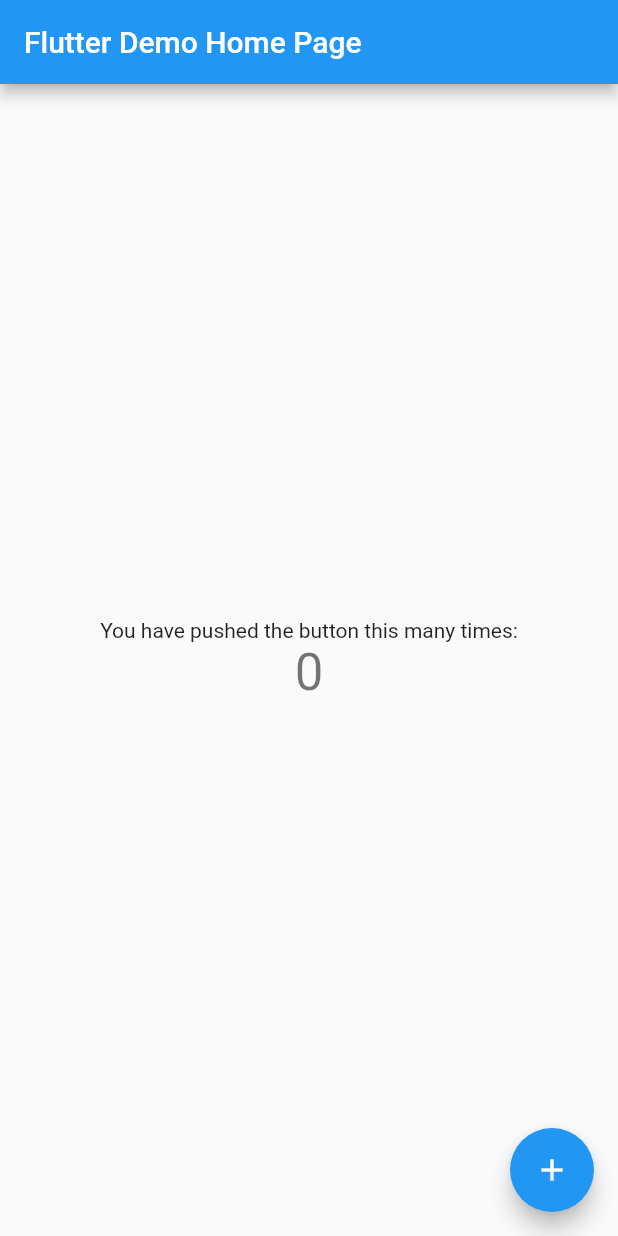
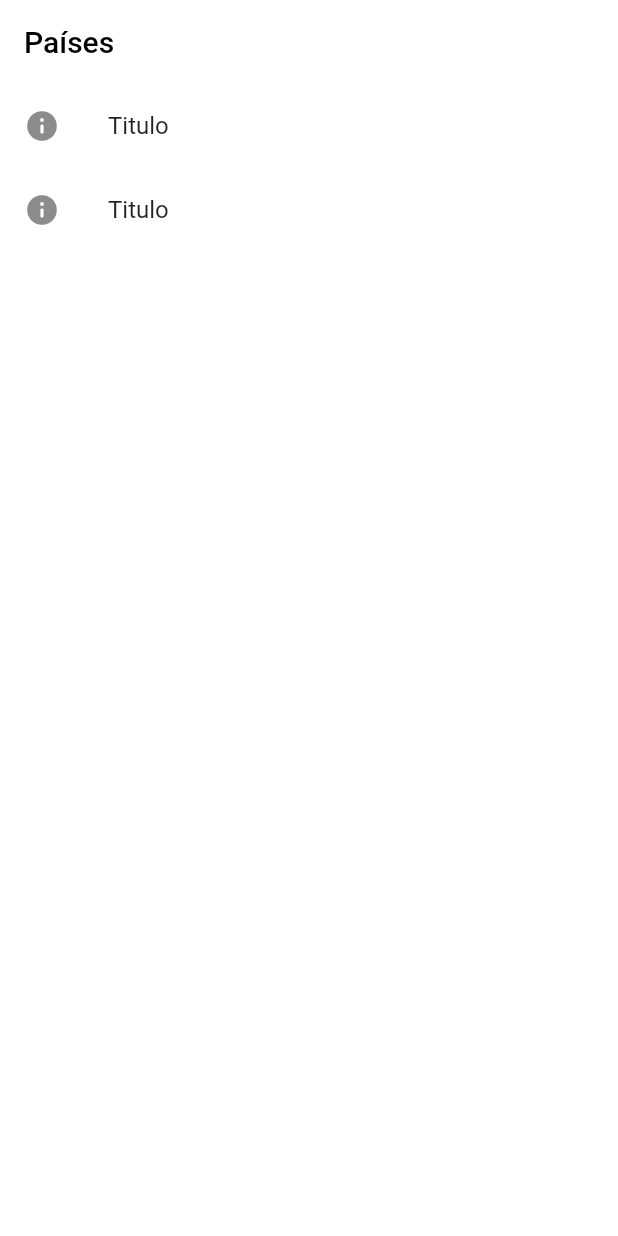
Before and after one commit to yuran09/rest_countries_app, a Flutter app: the screen it shows after launch, on a phone screen of 412 x 824 dp. Run offline on Flutter 3.47's test engine with Material 2 defaults, Android fonts, the phone set to English and light mode, and no system bars; our stand-ins replace dio; statements that could not run were skipped.

Commit message:
testing list

```diff
--- /dev/null
+++ b/lib/constants/api_constants.dart
@@ -0,0 +1,3 @@
+const String apiUrl = "https://restcountries.com/v3.1";
+const String nameUrl = "/name";
+const String subRegionUrl = "/subregion";
--- /dev/null
+++ b/lib/constants/models/Country.dart
@@ -0,0 +1,29 @@
+class Country {
+  final String name;
+  final String flagUrl;
+  final String capital;
+  final String region;
+  final String subRegion;
+  final String population;
+  final String area;
+  final String timezone;
+  final String nativeName;
+
+  factory Country.fromJson(Map<String, dynamic> json){
+    return Country(
+        name: json['name'],
+        flagUrl: json['flags']['png'],
+        capital: json[''],
+        region: json[''],
+        subRegion: json[''],
+        population: json[''],
+        area: json[''],
+        timezone: json[''],
+        nativeName: json['']
+    );
+  }
+
+  Country(this.name, this.flagUrl, this.capital, this.region, this.subRegion,
+      this.population, this.area, this.timezone, this.nativeName);
+
+}
--- a/lib/main.dart
+++ b/lib/main.dart
@@ -1,4 +1,7 @@
 import 'package:flutter/material.dart';
+import 'package:provider/provider.dart';
+
+import 'providers/countryProvider.dart';
 
 void main() {
   runApp(const MyApp());
@@ -10,37 +13,24 @@ class MyApp extends StatelessWidget {
   // This widget is the root of your application.
   @override
   Widget build(BuildContext context) {
-    return MaterialApp(
-      title: 'Flutter Demo',
-      theme: ThemeData(
-        // This is the theme of your application.
-        //
-        // Try running your application with "flutter run". You'll see the
-        // application has a blue toolbar. Then, without quitting the app, try
-        // changing the primarySwatch below to Colors.green and then invoke
-        // "hot reload" (press "r" in the console where you ran "flutter run",
-        // or simply save your changes to "hot reload" in a Flutter IDE).
-        // Notice that the counter didn't reset back to zero; the application
-        // is not restarted.
-        primarySwatch: Colors.blue,
+    return MultiProvider(
+      providers:[
+        ChangeNotifierProvider(create: (_) => CountryProvider()),
+      ],
+      child:MaterialApp(
+        title: 'RestCountries',
+        theme: ThemeData(
+            primarySwatch: Colors.cyan,
+            canvasColor: Colors.white
+        ),
+        home: const MyHomePage(title: 'Países'),
       ),
-      home: const MyHomePage(title: 'Flutter Demo Home Page'),
     );
   }
 }
 
 class MyHomePage extends StatefulWidget {
   const MyHomePage({Key? key, required this.title}) : super(key: key);
-
-  // This widget is the home page of your application. It is stateful, meaning
-  // that it has a State object (defined below) that contains fields that affect
-  // how it looks.
-
-  // This class is the configuration for the state. It holds the values (in this
-  // case the title) provided by the parent (in this case the App widget) and
-  // used by the build method of the State. Fields in a Widget subclass are
-  // always marked "final".
-
   final String title;
 
   @override
@@ -48,68 +38,28 @@ class MyHomePage extends StatefulWidget {
 }
 
 class _MyHomePageState extends State<MyHomePage> {
-  int _counter = 0;
-
-  void _incrementCounter() {
-    setState(() {
-      // This call to setState tells the Flutter framework that something has
-      // changed in this State, which causes it to rerun the build method below
-      // so that the display can reflect the updated values. If we changed
-      // _counter without calling setState(), then the build method would not be
-      // called again, and so nothing would appear to happen.
-      _counter++;
-    });
+  var countryList;
+  @override
+  Widget build(BuildContext context) {
+    return Scaffold(
+        appBar: AppBar(
+          elevation: 0,
+          backgroundColor: Colors.white,
+          title: Text(widget.title),
+        ),
+        body: ListView.builder(itemCount: 2, itemBuilder: (context, index){
+          return ListTile(
+            title: Text('Titulo'),
+            leading: Icon(Icons.info_rounded),
+            onTap: (){},
+          );
+        } ));
   }
 
   @override
-  Widget build(BuildContext context) {
-    // This method is rerun every time setState is called, for instance as done
-    // by the _incrementCounter method above.
-    //
-    // The Flutter framework has been optimized to make rerunning build methods
-    // fast, so that you can just rebuild anything that needs updating rather
-    // than having to individually change instances of widgets.
-    return Scaffold(
-      appBar: AppBar(
-        // Here we take the value from the MyHomePage object that was created by
-        // the App.build method, and use it to set our appbar title.
-        title: Text(widget.title),
-      ),
-      body: Center(
-        // Center is a layout widget. It takes a single child and positions it
-        // in the middle of the parent.
-        child: Column(
-          // Column is also a layout widget. It takes a list of children and
-          // arranges them vertically. By default, it sizes itself to fit its
-          // children horizontally, and tries to be as tall as its parent.
-          //
-          // Invoke "debug painting" (press "p" in the console, choose the
-          // "Toggle Debug Paint" action from the Flutter Inspector in Android
-          // Studio, or the "Toggle Debug Paint" command in Visual Studio Code)
-          // to see the wireframe for each widget.
-          //
-          // Column has various properties to control how it sizes itself and
-          // how it positions its children. Here we use mainAxisAlignment to
-          // center the children vertically; the main axis here is the vertical
-          // axis because Columns are vertical (the cross axis would be
-          // horizontal).
-          mainAxisAlignment: MainAxisAlignment.center,
-          children: <Widget>[
-            const Text(
-              'You have pushed the button this many times:',
-            ),
-            Text(
-              '$_counter',
-              style: Theme.of(context).textTheme.headline4,
-            ),
-          ],
-        ),
-      ),
-      floatingActionButton: FloatingActionButton(
-        onPressed: _incrementCounter,
-        tooltip: 'Increment',
-        child: const Icon(Icons.add),
-      ), // This trailing comma makes auto-formatting nicer for build methods.
-    );
+  void initState() {
+    super.initState();
+    // countryList = RestApiServices.instance.byName('moz');
+    CountryProvider.fetchAllCountries();
   }
 }
--- /dev/null
+++ b/lib/providers/countryProvider.dart
@@ -0,0 +1,15 @@
+import 'package:flutter/material.dart';
+import 'package:rest_countries_app/constants/models/Country.dart';
+import 'package:rest_countries_app/utils/rest_api_services.dart';
+
+class CountryProvider extends ChangeNotifier{
+  late Country _country;
+  late List<Country> _countries = [];
+
+  Future fetchAllCountries(){
+    return RestApiServices.instance.byAll().then((data) {
+      print(data);
+    });
+  }
+
+}
--- a/pubspec.yaml
+++ b/pubspec.yaml
@@ -34,6 +34,8 @@ dependencies:
   # The following adds the Cupertino Icons font to your application.
   # Use with the CupertinoIcons class for iOS style icons.
   cupertino_icons: ^1.0.2
+  dio: ^4.0.6
+  provider: ^6.0.3
 
 dev_dependencies:
   flutter_test:
```
Also changed, not shown: lib/utils/rest_api_services.dart (added, +38 -0 lines), pubspec.lock.
